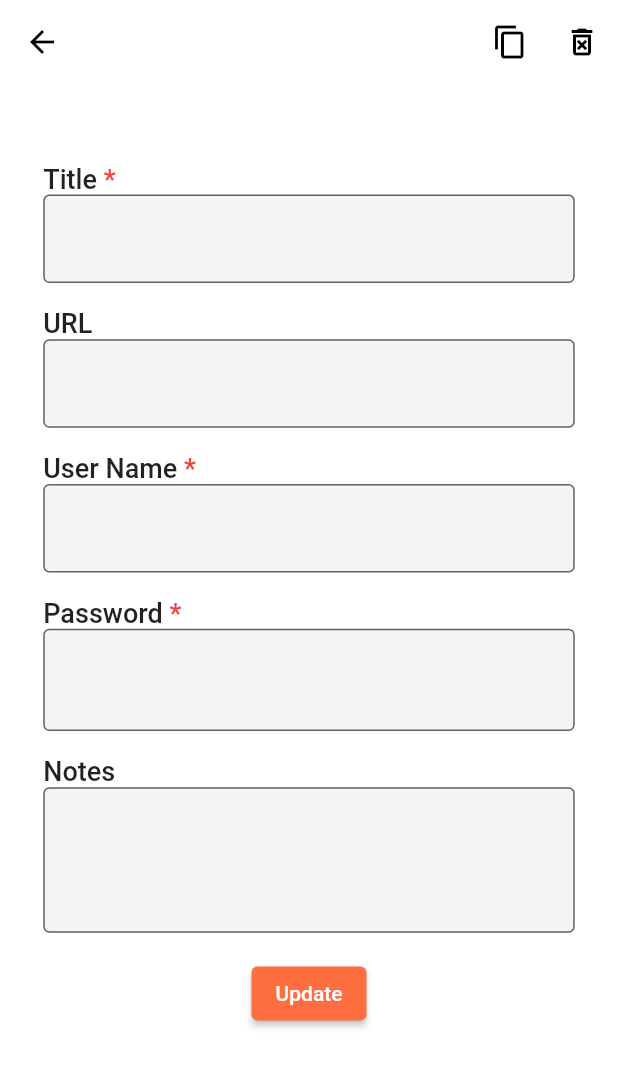
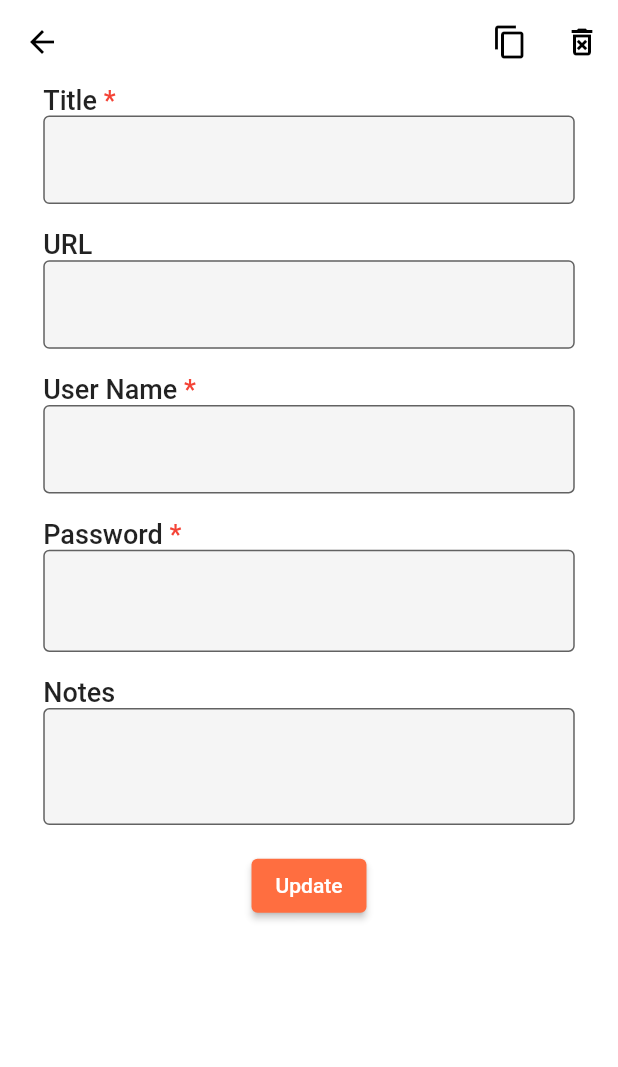
Before and after one commit to Emon526/Flutter_PassVault, a Flutter app: the ViewPassword screen opened directly, on a phone screen of 412 x 824 dp. Shown: the top 1067 px of the screen. Run offline on Flutter 3.47's test engine with Material 2 defaults, Android fonts, the phone set to English and light mode, and no system bars; our stand-ins replace cached_network_image, flutter_svg, form_field_validator, persistent_bottom_nav_bar, shared_preferences; missing offline and left inert: favicon; accounts and stored records are empty; statements that could not run were skipped.

Commit message:
theme applied

```diff
--- a/lib/screens/vault/viewpassword.dart
+++ b/lib/screens/vault/viewpassword.dart
@@ -12,7 +12,6 @@ import '../../services/databaseservice.dart';
 
 class ViewPassword extends StatefulWidget {
   const ViewPassword({super.key});
-  static const routeName = '/AddPassword';
 
   @override
   State<ViewPassword> createState() => _ViewPasswordState();
@@ -29,7 +28,6 @@ class _ViewPasswordState extends State<ViewPassword> {
 
   void validate(BuildContext context) async {
     final FormState form = _viewPasswordformKey.currentState!;
-    // final DatabaseService _databaseService = DatabaseService();
 
     if (form.validate()) {
       final newPass = AddPasswordModel(
@@ -41,9 +39,6 @@ class _ViewPasswordState extends State<ViewPassword> {
         notes: notescontroller.text.trim(),
         id: context.read<AddPasswordProvider>().id,
       );
-
-      // log(newPass.toMap().toString());
-      // log(context.read<AddPasswordProvider>().id);
       context
           .read<DatabaseService>()
           .updatePassword(
@@ -71,8 +66,17 @@ class _ViewPasswordState extends State<ViewPassword> {
     urlcontroller.text = context.read<AddPasswordProvider>().url!;
     passwordcontroller.text = context.read<AddPasswordProvider>().password;
     notescontroller.text = context.read<AddPasswordProvider>().notes!;
+    super.initState();
+  }
 
-    super.initState();
+  @override
+  void dispose() {
+    titlecontroller.dispose();
+    urlcontroller.dispose();
+    usernamecontroller.dispose();
+    passwordcontroller.dispose();
+    notescontroller.dispose();
+    super.dispose();
   }
 
   @override
@@ -80,6 +84,13 @@ class _ViewPasswordState extends State<ViewPassword> {
     final size = MediaQuery.of(context).size;
     return Scaffold(
       appBar: AppBar(
+        title: Text(
+          context.read<AddPasswordProvider>().title,
+          style: const TextStyle(
+            fontSize: 24,
+            fontWeight: FontWeight.w500,
+          ),
+        ),
         leading: IconButton(
           icon: const Icon(
             Icons.arrow_back,
@@ -93,7 +104,6 @@ class _ViewPasswordState extends State<ViewPassword> {
             icon: const Icon(
               Icons.copy,
             ),
-            // color: Theme.of(context).primaryColor,
             onPressed: () {
               Clipboard.setData(
                 ClipboardData(
@@ -133,24 +143,6 @@ class _ViewPasswordState extends State<ViewPassword> {
             child: Column(
               crossAxisAlignment: CrossAxisAlignment.start,
               children: [
-                Text(
-                  // 'Edit Password',
-                  context.read<AddPasswordProvider>().title,
-                  style: const TextStyle(
-                    fontSize: 24,
-                    fontWeight: FontWeight.w500,
-                  ),
-                ),
-                SizedBox(
-                  height: size.height * 0.03,
-                ),
-                // const Text(
-                //   'Fill in the details below to update the password',
-                //   style: TextStyle(
-                //     fontSize: 15,
-                //     color: Colors.grey,
-                //   ),
-                // ),
                 Row(
                   children: const [
                     Text(
@@ -283,7 +275,7 @@ class _ViewPasswordState extends State<ViewPassword> {
                   ),
                 ),
                 TextFormField(
-                  maxLines: 3,
+                  maxLines: 2,
                   controller: notescontroller,
                   keyboardType: TextInputType.text,
                   textInputAction: TextInputAction.done,
```
